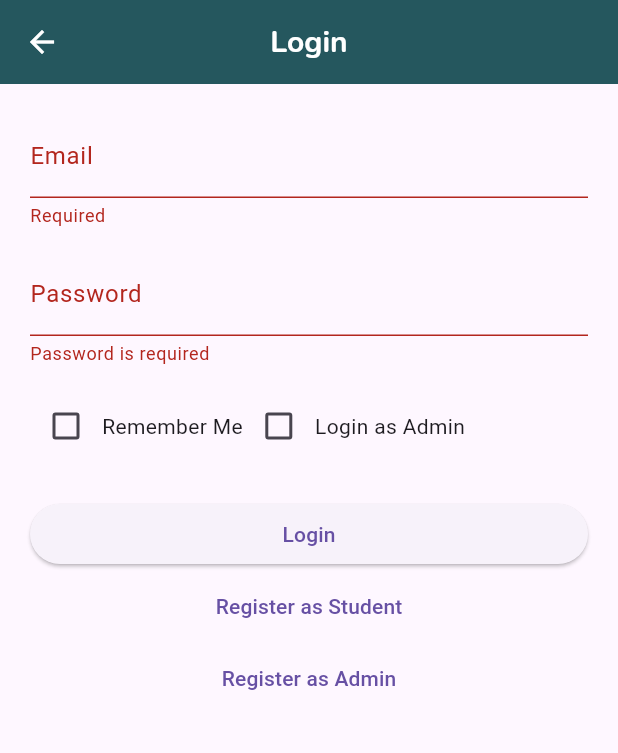
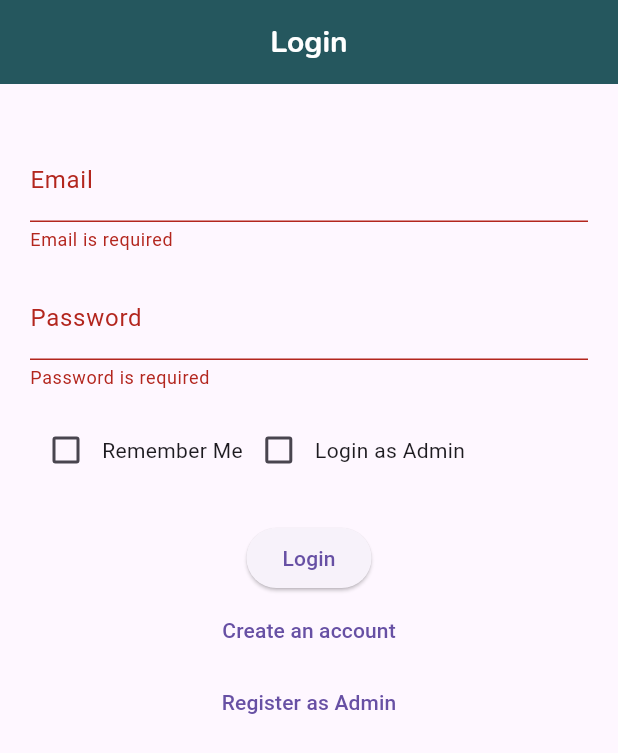
Before and after one commit to ArchipeSesanga/consultation_app, a Flutter app: the screen it shows after launch, after a tap on "Login", on a phone screen of 412 x 824 dp. Shown: the top 753 px of the screen. Run offline on Flutter 3.47's test engine with Material 3 defaults, Android fonts, the phone set to English and light mode, and no system bars; our stand-ins replace cloud_firestore, firebase_auth, firebase_core, google_fonts, image_picker, shared_preferences; accounts and stored records are empty; network calls fail.

Commit message:
i don't know if this'll work but i replaced the none functioning code files and folders with this ones.

```diff
--- a/lib/auth/auth_page.dart
+++ b/lib/auth/auth_page.dart
@@ -1,5 +1,5 @@
 /*
-Student Numbers: 221003314,  221049485, 222052243  ,  220014909, 221032075    221005490
+Student Numbers: 221003314,  221049485, 222052243  ,  220014909, 221032075  221005490
 Student Names:   AM Sesanga, BD Davis,  E.B Phungula, T.E Sello, Mutlana K.P  S.P Vilane */
 import 'package:assignement_1_2025/routes/route_manager.dart';
 import 'package:assignement_1_2025/services/auth_service.dart';
@@ -11,8 +11,9 @@
 import 'email_formfield.dart';
 import 'password_formfield.dart';
 
+// The main authentication page, used for both login and registration
 class AuthPage extends StatefulWidget {
-  final bool isLogin;
+  final bool isLogin; // Determines if the page is for login or registration
   const AuthPage({super.key, required this.isLogin});
 
   @override
@@ -20,23 +21,24 @@
 }
 
 class _AuthPageState extends State<AuthPage> {
+  // Form and controllers for user input
   final _formKey = GlobalKey<FormState>();
   final _emailController = TextEditingController();
   final _passwordController = TextEditingController();
   final _nameController = TextEditingController();
-  final _studentIdController = TextEditingController();
-  final _contactController = TextEditingController();
 
-  bool _isLoading = false;
-  bool rememberMe = false;
-  bool isAdmin = false;
+  // State variables
+  bool _isLoading = false; // Shows loading indicator during async actions
+  bool rememberMe = false; // For "Remember Me" checkbox
+  bool isAdmin = false; // For "Login as Admin" checkbox
 
   @override
   void initState() {
     super.initState();
-    _loadSavedEmail();
+    _loadSavedEmail(); // Load saved email if "Remember Me" was checked
   }
 
+  // Loads saved email from local storage if "Remember Me" was checked
   Future<void> _loadSavedEmail() async {
     final prefs = await SharedPreferences.getInstance();
     final savedEmail = prefs.getString('savedEmail') ?? '';
@@ -49,6 +51,7 @@
     }
   }
 
+  // Saves or removes the email in local storage based on "Remember Me"
   Future<void> _saveRememberMe(bool remember) async {
     final prefs = await SharedPreferences.getInstance();
     prefs.setBool('rememberMe', remember);
@@ -60,116 +63,91 @@
     }
   }
 
+  // Handles login or registration when the form is submitted
   Future<void> _submit(BuildContext context) async {
-    if (!_formKey.currentState!.validate()) return;
+    if (!_formKey.currentState!.validate()) return; // Validate form
 
-    setState(() => _isLoading = true);
+    setState(() => _isLoading = true); // Show loading
 
     try {
       final authService = Provider.of<AuthService>(context, listen: false);
 
       if (widget.isLogin) {
+        // Save email if "Remember Me" is checked
         await _saveRememberMe(rememberMe);
 
         if (isAdmin) {
+          // Admin login
           await authService.logAdminWithEmailAndPassword(
             _emailController.text.trim(),
             _passwordController.text.trim(),
           );
 
+          // Navigate to admin dashboard, passing the email
           Navigator.pushReplacementNamed(
             context,
             RouteManager.adminDashboard,
             arguments: _emailController.text.trim(),
           );
         } else {
+          // Regular user login
           await authService.logUserWithEmailAndPassword(
             _emailController.text.trim(),
             _passwordController.text.trim(),
           );
 
+          // Navigate to home screen, passing the email
           Navigator.pushReplacementNamed(
             context,
             RouteManager.homeScreen,
             arguments: _emailController.text.trim(),
           );
         }
-      } else {
-        await authService.createUserWithEmailAndPassword(
-          _emailController.text.trim(),
-          _passwordController.text.trim(),
-          _nameController.text.trim(),
-        );
-
-        // ✅ Success popup after registration
-        await showDialog(
-          context: context,
-          builder: (context) {
-            return AlertDialog(
-              title: const Text('Success'),
-              content: const Text('You have registered successfully!'),
-              actions: [
-                TextButton(
-                  onPressed: () {
-                    Navigator.of(context).pop();
-                  },
-                  child: const Text('OK'),
-                ),
-              ],
-            );
-          },
-        );
-
-        Navigator.pushReplacementNamed(context, RouteManager.authPage);
       }
+      // Registration logic would go here if needed
     } catch (e) {
-      ScaffoldMessenger.of(context).showSnackBar(
-        SnackBar(content: Text(e.toString())),
-      );
+      // Show error message if login/registration fails
+      ScaffoldMessenger.of(
+        context,
+      ).showSnackBar(SnackBar(content: Text(e.toString())));
     } finally {
-      setState(() => _isLoading = false);
+      setState(() => _isLoading = false); // Hide loading
     }
   }
 
   @override
   Widget build(BuildContext context) {
     return Scaffold(
-      appBar: AppBar(title: Text(widget.isLogin ? 'Login' : 'Register')),
+      appBar: AppBar(
+        automaticallyImplyLeading: false,
+        title: Text(widget.isLogin ? 'Login' : 'Register'),
+      ),
       body: Padding(
         padding: const EdgeInsets.all(20.0),
         child: Form(
           key: _formKey,
-          child: ListView(
+          child: Column(
             children: [
-              if (!widget.isLogin) ...[
+              // Show name field only on registration
+              if (!widget.isLogin)
                 TextFormField(
                   controller: _nameController,
                   decoration: const InputDecoration(labelText: 'Full Name'),
-                  validator: (value) =>
-                      value!.isEmpty ? 'Required field' : null,
-                ),
-                TextFormField(
-                  controller: _studentIdController,
-                  decoration: const InputDecoration(labelText: 'Student ID'),
-                  validator: (value) =>
-                      value!.isEmpty ? 'Required field' : null,
-                ),
-                TextFormField(
-                  controller: _contactController,
-                  decoration:
-                      const InputDecoration(labelText: 'Contact Number'),
-                  validator: (value) =>
-                      value!.isEmpty ? 'Required field' : null,
+                  validator:
+                      (value) => value!.isEmpty ? 'Required field' : null,
                 ),
               const SizedBox(height: 16),
-              ],
+              // Email input
               EmailFormField(controller: _emailController),
               const SizedBox(height: 16),
+              // Password input
               PasswordFormField(controller: _passwordController),
               const SizedBox(height: 16),
+              // Show checkboxes only on login
               if (widget.isLogin)
                 Row(
                   children: [
+                    // "Remember Me" checkbox
                     Checkbox(
                       value: rememberMe,
                       onChanged: (value) {
@@ -179,6 +157,7 @@
                       },
                     ),
                     const Text('Remember Me'),
+                    // "Login as Admin" checkbox
                     Checkbox(
                       value: isAdmin,
                       onChanged: (value) {
@@ -191,26 +170,36 @@
                   ],
                 ),
               const SizedBox(height: 24),
+              // Login/Register button
               ElevatedButton(
                 onPressed: _isLoading ? null : () => _submit(context),
-                child: _isLoading
+                child:
+                    _isLoading
                         ? const CircularProgressIndicator()
                         : Text(widget.isLogin ? 'Login' : 'Register'),
               ),
+              // Switch between login and registration
               TextButton(
-                onPressed: () => Navigator.pushReplacementNamed(
+                onPressed:
+                    () => Navigator.pushReplacementNamed(
                       context,
                       widget.isLogin
                           ? RouteManager.registrationPage
                           : RouteManager.authPage,
                     ),
-                child: Text(widget.isLogin
-                    ? 'Register as Student'
-                    : 'Already have an account?'),
+                child: Text(
+                  widget.isLogin
+                      ? 'Create an account'
+                      : 'Already have an account?',
                 ),
+              ),
+              // Button to go to admin registration page
               TextButton(
-                onPressed: () =>
-                    Navigator.pushNamed(context, RouteManager.adminRegister),
+                onPressed:
+                    () => Navigator.pushNamed(
+                      context,
+                      RouteManager.adminRegister,
+                    ),
                 child: const Text('Register as Admin'),
               ),
             ],
--- a/lib/auth/email_formfield.dart
+++ b/lib/auth/email_formfield.dart
@@ -1,5 +1,5 @@
  /*
-Student Numbers: 221003314,  221049485, 222052243  ,  220014909, 221032075    221005490
+Student Numbers: 221003314,  221049485, 222052243  ,  220014909, 221032075  221005490
 Student Names:   AM Sesanga, BD Davis,  E.B Phungula, T.E Sello, Mutlana K.P  S.P Vilane */
 import 'package:flutter/material.dart';
 
@@ -17,10 +17,10 @@
 
       ),
       validator: (value) {
-                    if (value == null || value.isEmpty) return 'Required';
-                    if (!value.contains('@')) return 'Invalid email';
-                    return null;
-                  },
+        if (value == null || value.isEmpty) return 'Email is required';
+
+        return null;
+      },
     );
   }
 }
--- a/lib/auth/password_formfield.dart
+++ b/lib/auth/password_formfield.dart
@@ -1,5 +1,5 @@
  /*
-Student Numbers: 221003314,  221049485, 222052243  ,  220014909, 221032075    221005490
+Student Numbers: 221003314,  221049485, 222052243  ,  220014909, 221032075  221005490
 Student Names:   AM Sesanga, BD Davis,  E.B Phungula, T.E Sello, Mutlana K.P  S.P Vilane */
 import 'package:flutter/material.dart';
 
--- a/lib/models/admin.dart
+++ b/lib/models/admin.dart
@@ -1,3 +1,3 @@
  /*
-Student Numbers: 221003314,  221049485, 222052243  ,  220014909, 221032075    221005490
+Student Numbers: 221003314,  221049485, 222052243  ,  220014909, 221032075  221005490
 Student Names:   AM Sesanga, BD Davis,  E.B Phungula, T.E Sello, Mutlana K.P  S.P Vilane */
--- a/lib/routes/route_manager.dart
+++ b/lib/routes/route_manager.dart
@@ -36,30 +36,28 @@
 
       case editConsultationScreen:
         final consultation = settings.arguments as Consultation?;
-        return MaterialPageRoute(builder: (_) => AddConsultationScreen(consultation: consultation)
+        return MaterialPageRoute(
+          builder: (_) => AddConsultationScreen(consultation: consultation),
         );
 
       case consultationDetailsScreen:
         final consultation = settings.arguments as Consultation;
         return MaterialPageRoute(
-          builder: (_) =>
-              ConsultationDetailsScreen(consultation: consultation),
+          builder: (_) => ConsultationDetailsScreen(consultation: consultation),
         );
 
       case profileScreen:
         return MaterialPageRoute(builder: (_) => const ProfilePage());
 
       case authPage:
-        return MaterialPageRoute(
-          builder: (_) => const AuthPage(isLogin: true),
-        );
+        return MaterialPageRoute(builder: (_) => const AuthPage(isLogin: true));
 
       case registrationPage:
         return MaterialPageRoute(
           builder: (_) => const AuthPage(isLogin: false),
         );
 
-      case studentRegistration:
+      /*case studentRegistration:
         final args = settings.arguments as Map<String, dynamic>?;
         return MaterialPageRoute(
           builder: (_) => RegisterScreen(
@@ -69,7 +67,7 @@
             initialContact: args?['initialContact'],
             onSubmit: args?['onSubmit'],
           ),
-        );
+        );*/
 
       case mainPage:
         final email = settings.arguments as String?;
@@ -85,9 +83,7 @@
         );
 
       case adminRegister:
-        return MaterialPageRoute(
-          builder: (_) => const AdminRegisterScreen(),
-        );
+        return MaterialPageRoute(builder: (_) => const AdminRegisterScreen());
 
       default:
         throw const FormatException('Route not found!');
--- a/lib/services/auth_service.dart
+++ b/lib/services/auth_service.dart
@@ -1,5 +1,5 @@
 /*
-Student Numbers: 221003314,  221049485, 222052243  ,  220014909, 221032075    221005490
+Student Numbers: 221003314,  221049485, 222052243  ,  220014909, 221032075  221005490
 Student Names:   AM Sesanga, BD Davis,  E.B Phungula, T.E Sello, Mutlana K.P  S.P Vilane */
 
 import 'package:firebase_auth/firebase_auth.dart';
@@ -14,7 +14,7 @@
   // Register user
   Future<User?> createUserWithEmailAndPassword(
     String email,
-    String password, String trim,
+    String password,
   ) async {
     try {
       final cred = await _auth.createUserWithEmailAndPassword(
@@ -75,11 +75,14 @@
         password: password,
       );
       // Save admin role in Firestore
-      await FirebaseFirestore.instance.collection('admins').doc(cred.user!.uid).set({
-        'email': email,
-        'role': 'admin',
-        'createdAt': FieldValue.serverTimestamp(),
-      });
+      await FirebaseFirestore.instance
+          .collection('admins')
+          .doc(cred.user!.uid)
+          .set({
+            'email': email,
+            'role': 'admin',
+            'createdAt': FieldValue.serverTimestamp(),
+          });
       return cred.user;
     } catch (e) {
       debugPrint("Admin registration error: $e");
@@ -95,4 +98,8 @@
       debugPrint("Sign out error: $e");
     }
   }
+
+  /*Future<void> signOut() async {
+  await FirebaseAuth.instance.signOut();
+}*/
 }
--- a/lib/services/firestore_service.dart
+++ b/lib/services/firestore_service.dart
@@ -1,5 +1,5 @@
 /*
-Student Numbers: 221003314,  221049485, 222052243  ,  220014909, 221032075    221005490
+Student Numbers: 221003314,  221049485, 222052243  ,  220014909, 221032075  221005490
 Student Names:   AM Sesanga, BD Davis,  E.B Phungula, T.E Sello, Mutlana K.P  S.P Vilane */
 import 'package:cloud_firestore/cloud_firestore.dart';
 
--- a/lib/viewmodels/admin_view_model.dart
+++ b/lib/viewmodels/admin_view_model.dart
@@ -1,3 +1,3 @@
  /*
-Student Numbers: 221003314,  221049485, 222052243  ,  220014909, 221032075    221005490
+Student Numbers: 221003314,  221049485, 222052243  ,  220014909, 221032075  221005490
 Student Names:   AM Sesanga, BD Davis,  E.B Phungula, T.E Sello, Mutlana K.P  S.P Vilane */
--- a/lib/viewmodels/auth_view_model.dart
+++ b/lib/viewmodels/auth_view_model.dart
@@ -1,9 +1,10 @@
  /*
-Student Numbers: 221003314,  221049485, 222052243  ,  220014909, 221032075    221005490
+Student Numbers: 221003314,  221049485, 222052243  ,  220014909, 221032075  221005490
 Student Names:   AM Sesanga, BD Davis,  E.B Phungula, T.E Sello, Mutlana K.P  S.P Vilane */
 import 'package:assignement_1_2025/services/firestore_service.dart';
+import 'package:cloud_firestore/cloud_firestore.dart';
 import 'package:firebase_auth/firebase_auth.dart';
-import 'package:flutter/foundation.dart';
+import 'package:flutter/foundation.dart';import 'package:flutter/foundation.dart';
 
 class AuthViewModel extends ChangeNotifier {
 
--- a/lib/viewmodels/consultation_view_model.dart
+++ b/lib/viewmodels/consultation_view_model.dart
@@ -1,11 +1,12 @@
 /*
-Student Numbers: 221003314,  221049485, 222052243  ,  220014909, 221032075     221005490
+Student Numbers: 221003314,  221049485, 222052243  ,  220014909, 221032075  221005490
 Student Names:   AM Sesanga, BD Davis,  E.B Phungula, T.E Sello, Mutlana K.P   S.P Vilane*/
 
 import 'package:flutter/material.dart';
 import 'package:cloud_firestore/cloud_firestore.dart';
 import 'package:intl/intl.dart';
 import '../models/consultation.dart';
+import '../models/lecturer.dart';
 
 class ConsultationViewModel with ChangeNotifier {
   final FirebaseFirestore _firestore = FirebaseFirestore.instance;
--- a/lib/viewmodels/profile_view_model.dart
+++ b/lib/viewmodels/profile_view_model.dart
@@ -1,12 +1,12 @@
  /*
-Student Numbers: 221003314,  221049485, 222052243  ,  220014909, 221032075    221005490
+Student Numbers: 221003314,  221049485, 222052243  ,  220014909, 221032075  221005490
 Student Names:   AM Sesanga, BD Davis,  E.B Phungula, T.E Sello, Mutlana K.P  S.P Vilane */
 import 'package:assignement_1_2025/models/profile.dart';
 import 'package:flutter/material.dart';
 import 'dart:io';
 
 class ProfileViewModel with ChangeNotifier {
-  final ProfileData _profileData = ProfileData(
+  ProfileData _profileData = ProfileData(
     name: '',
     role: '',
     email: '',
--- a/lib/views/add_consultation_screen.dart
+++ b/lib/views/add_consultation_screen.dart
@@ -1,5 +1,5 @@
 /*
-Student Numbers: 221003314,  221049485, 222052243  ,  220014909, 221032075    221005490
+Student Numbers: 221003314,  221049485, 222052243  ,  220014909, 221032075  221005490
 Student Names:   AM Sesanga, BD Davis,  E.B Phungula, T.E Sello, Mutlana K.P  S.P Vilane */
 
 import 'package:assignement_1_2025/models/lecturer.dart';
@@ -490,6 +490,6 @@
 // Extension to capitalize the first letter of a string
 extension StringExtension on String {
   String capitalize() {
-    return "${this[0].toUpperCase()}${substring(1)}";
+    return "${this[0].toUpperCase()}${this.substring(1)}";
   }
 }
--- a/lib/views/consultation_details_screen.dart
+++ b/lib/views/consultation_details_screen.dart
@@ -1,7 +1,8 @@
 /*
-Student Numbers: 221003314,  221049485, 222052243  ,  220014909, 221032075    221005490
+Student Numbers: 221003314,  221049485, 222052243  ,  220014909, 221032075  221005490
 Student Names:   AM Sesanga, BD Davis,  E.B Phungula, T.E Sello, Mutlana K.P  S.P Vilane */
 
+import 'package:cloud_firestore/cloud_firestore.dart';
 import 'package:flutter/material.dart';
 import 'package:provider/provider.dart';
 import 'package:intl/intl.dart';
@@ -12,7 +13,8 @@
 class ConsultationDetailsScreen extends StatelessWidget {
   final Consultation consultation;
 
-  const ConsultationDetailsScreen({super.key, required this.consultation});
+  const ConsultationDetailsScreen({Key? key, required this.consultation})
+    : super(key: key);
 
   @override
   Widget build(BuildContext context) {
--- a/lib/views/home_screen.dart
+++ b/lib/views/home_screen.dart
@@ -1,7 +1,8 @@
 /*
-Student Numbers: 221003314,  221049485, 222052243  ,  220014909, 221032075    221005490
+Student Numbers: 221003314,  221049485, 222052243  ,  220014909, 221032075  221005490
 Student Names:   AM Sesanga, BD Davis,  E.B Phungula, T.E Sello, Mutlana K.P  S.P Vilane */
 
+import 'package:assignement_1_2025/services/auth_service.dart';
 import 'package:flutter/material.dart';
 import 'package:provider/provider.dart';
 import 'package:intl/intl.dart';
@@ -12,7 +13,7 @@
 
 class HomeScreen extends StatefulWidget {
   final String email;
-  const HomeScreen({super.key, required this.email});
+  const HomeScreen({Key? key, required this.email}) : super(key: key);
 
   @override
   State<HomeScreen> createState() => _HomeScreenState();
@@ -48,10 +49,22 @@
 
     return Scaffold(
       appBar: AppBar(
+        automaticallyImplyLeading: false,
         title: const Text('Dashboard'),
         centerTitle: true,
         backgroundColor: const Color(0xFF205759),
         elevation: 2,
+        leading: IconButton(
+          icon: const Icon(Icons.logout),
+          onPressed: () async {
+            final authService = Provider.of<AuthService>(
+              context,
+              listen: false,
+            );
+            await authService.signOut();
+            Navigator.pushReplacementNamed(context, RouteManager.authPage);
+          },
+        ),
         actions: [
           Padding(
             padding: const EdgeInsets.only(right: 16.0),
@@ -66,6 +79,7 @@
           ),
         ],
       ),
+
       body: Container(
         decoration: BoxDecoration(
           image: DecorationImage(
@@ -205,7 +219,7 @@
                                             ),
                                       ),
                                     );
-                                  }),
+                                  }).toList(),
                                 ],
                               );
                             },
--- a/lib/views/profile_page_screen.dart
+++ b/lib/views/profile_page_screen.dart
@@ -1,5 +1,5 @@
  /*
-Student Numbers: 221003314,  221049485, 222052243  ,  220014909, 221032075    221005490
+Student Numbers: 221003314,  221049485, 222052243  ,  220014909, 221032075  221005490
 Student Names:   AM Sesanga, BD Davis,  E.B Phungula, T.E Sello, Mutlana K.P  S.P Vilane */
 
 import 'package:assignement_1_2025/viewmodels/profile_view_model.dart';
--- a/lib/views/students/register_screen.dart
+++ b/lib/views/students/register_screen.dart
@@ -1,6 +1,6 @@
  /*
-Student Numbers: 221003314,  221049485, 222052243  ,  220014909, 221032075    221005490
-Student Names:   AM Sesanga, BD Davis,  E.B Phungula, T.E Sello, Mutlana K.P  S.P Vilane */
+Student Numbers: 221003314,  221049485, 222052243  ,  220014909, 221032075  221005490
+Student Names:   AM Sesanga, BD Davis,  E.B Phungula, T.E Sello, Mutlana K.P  S.P Vilane
 import 'package:assignement_1_2025/services/auth_service.dart';
 import 'package:flutter/material.dart';
 
@@ -149,3 +149,4 @@
     );
   }
 }
+*/
--- a/lib/views/widgets/profile_details.dart
+++ b/lib/views/widgets/profile_details.dart
@@ -1,5 +1,5 @@
  /*
-Student Numbers: 221003314,  221049485, 222052243  ,  220014909, 221032075    221005490
+Student Numbers: 221003314,  221049485, 222052243  ,  220014909, 221032075  221005490
 Student Names:   AM Sesanga, BD Davis,  E.B Phungula, T.E Sello, Mutlana K.P  S.P Vilane */
 import 'package:assignement_1_2025/viewmodels/profile_view_model.dart';
 import 'package:flutter/material.dart';
--- a/lib/views/widgets/profile_image.dart
+++ b/lib/views/widgets/profile_image.dart
@@ -1,5 +1,5 @@
  /*
-Student Numbers: 221003314,  221049485, 222052243  ,  220014909, 221032075    221005490
+Student Numbers: 221003314,  221049485, 222052243  ,  220014909, 221032075  221005490
 Student Names:   AM Sesanga, BD Davis,  E.B Phungula, T.E Sello, Mutlana K.P  S.P Vilane */
 import 'package:assignement_1_2025/viewmodels/profile_view_model.dart';
 import 'package:flutter/material.dart';
--- a/lib/views/widgets/update_button.dart
+++ b/lib/views/widgets/update_button.dart
@@ -1,5 +1,5 @@
  /*
-Student Numbers: 221003314,  221049485, 222052243  ,  220014909, 221032075    221005490
+Student Numbers: 221003314,  221049485, 222052243  ,  220014909, 221032075  221005490
 Student Names:   AM Sesanga, BD Davis,  E.B Phungula, T.E Sello, Mutlana K.P  S.P Vilane */
 import 'package:flutter/material.dart';
 import 'package:provider/provider.dart';
@@ -25,8 +25,6 @@
 }
 
 class UpdateProfileDialog extends StatefulWidget {
-  const UpdateProfileDialog({super.key});
-
   @override
   _UpdateProfileDialogState createState() => _UpdateProfileDialogState();
 }
```
Also changed, not shown: lib/views/admin/admin_dashboard_screen.dart (+22 -3 lines). Lines whose indentation alone changed are shown as unchanged.
